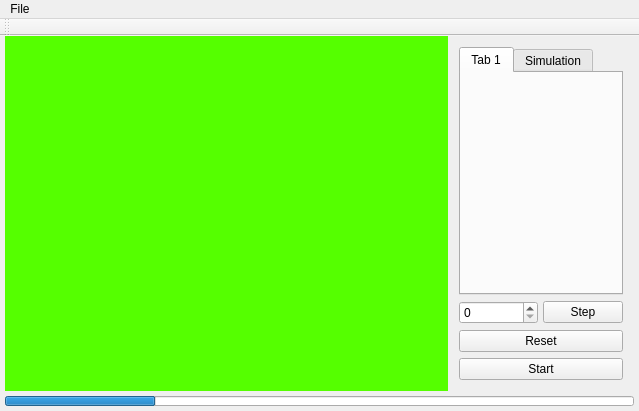
Qt form Simulador/mainwindow.ui (lcasassa/Simulador) before a commit.
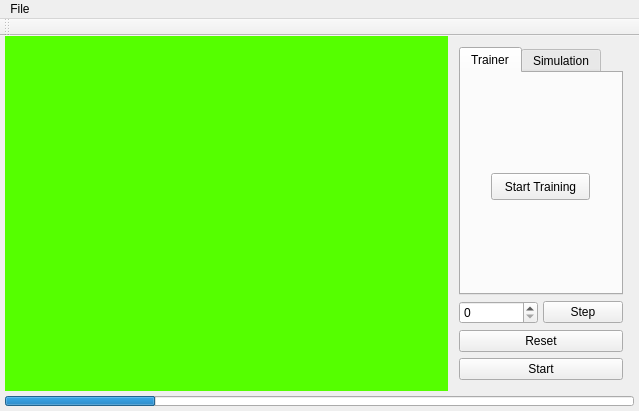
The same form after that commit. The open tabs and pages were chosen to show the change. Custom widgets are drawn as their Qt base class.

The edit to the form file:
```diff
--- a/Simulador/mainwindow.ui
+++ b/Simulador/mainwindow.ui
@@ -79,8 +79,21 @@
             </property>
             <widget class="QWidget" name="tab">
              <attribute name="title">
-              <string>Tab 1</string>
+              <string>Trainer</string>
              </attribute>
+             <widget class="QPushButton" name="pushButtonStartTraining">
+              <property name="geometry">
+               <rect>
+                <x>30</x>
+                <y>100</y>
+                <width>99</width>
+                <height>27</height>
+               </rect>
+              </property>
+              <property name="text">
+               <string>Start Training</string>
+              </property>
+             </widget>
             </widget>
             <widget class="QWidget" name="tab_simulation">
              <attribute name="title">
```
Left out of the diff: 2 changed lines with no effect on the pictures.
